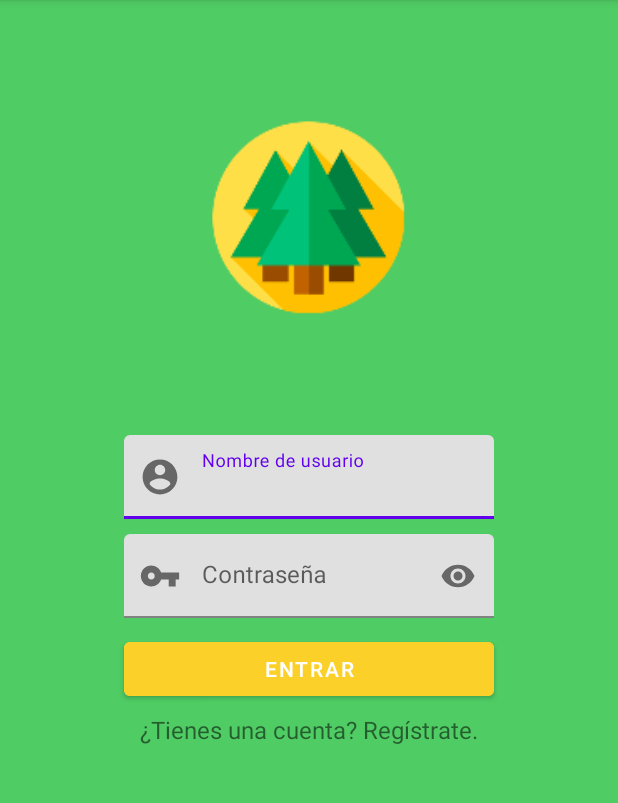
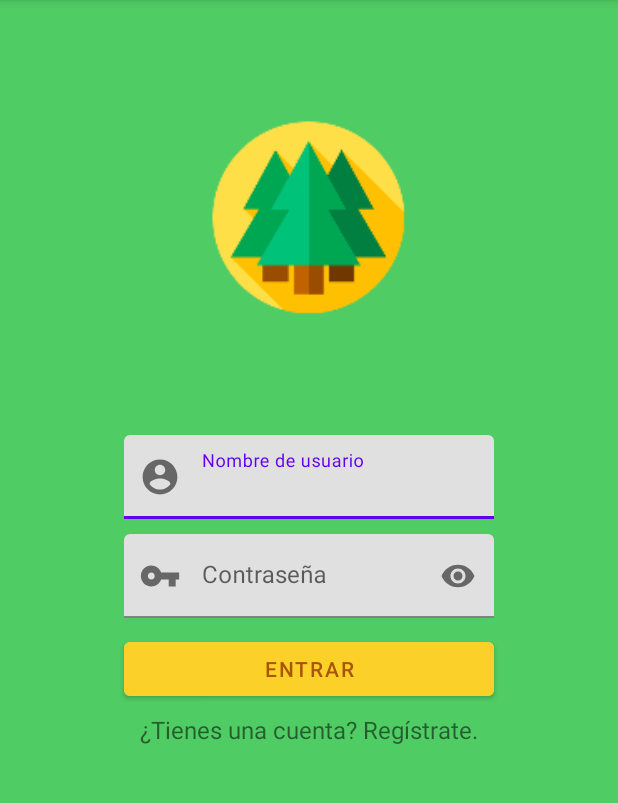
Before and after one commit to mcas2/InterfaceDesign, an Android app: the screen it shows after launch (MainActivity), on a phone screen of 412 x 824 dp, the part 84-887 px from its top. Run offline under Robolectric (Android 15) with nearby library versions, the phone set to English and light mode, and no system bars.

Commit message:
Pantalla de inicio de sesión 0.2

```diff
--- a/app/src/main/res/layout/activity_main.xml
+++ b/app/src/main/res/layout/activity_main.xml
@@ -57,6 +57,7 @@
         app:layout_constraintEnd_toEndOf="@id/guideline2"
         android:layout_marginTop="10dp"
         android:backgroundTint="@color/yellow_forest"
+        android:textColor="@color/brown_forest"
         />
 
 
```
